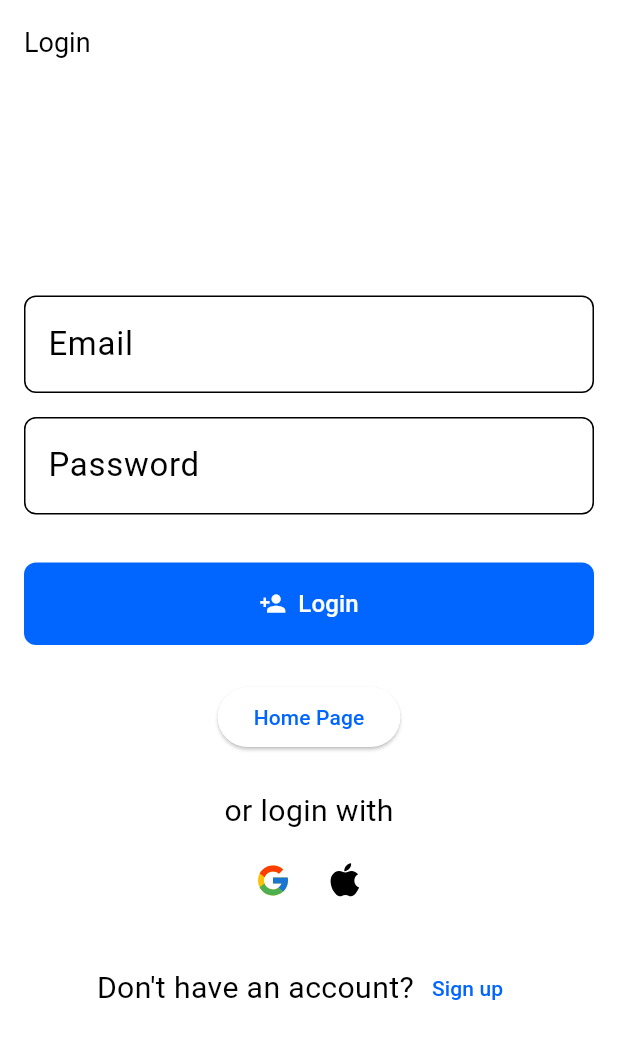
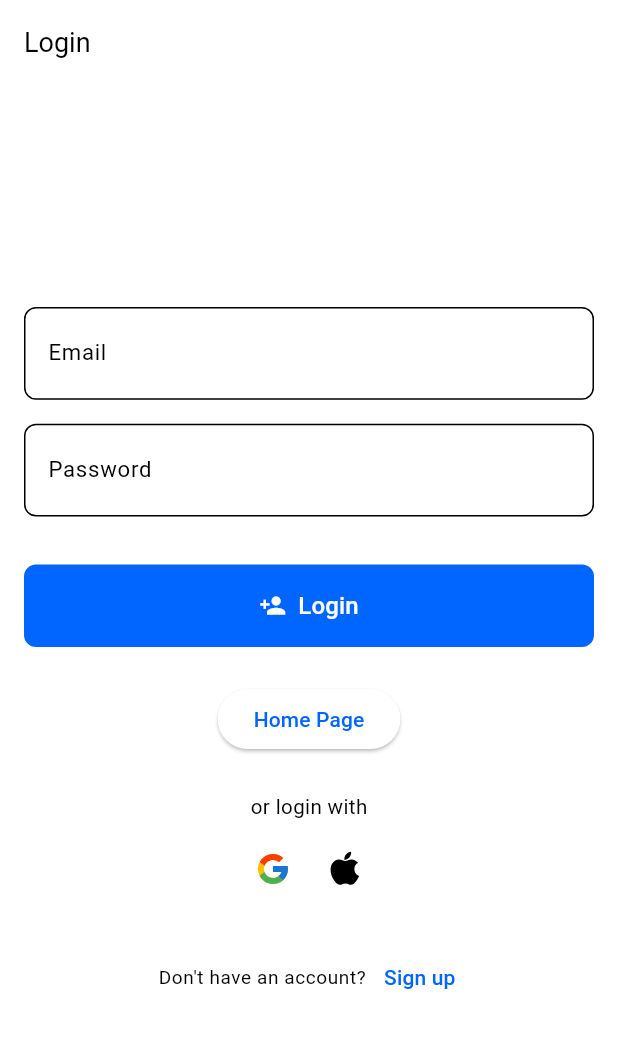
Before and after one commit to A-Eric-J/Flutter_Clean_Architecture_With_Riverpod, a Flutter app: the screen it shows after launch, on a phone screen of 412 x 824 dp. Shown: the top 1039 px of the screen. Run offline on Flutter 3.47's test engine with Material 3 defaults, Android fonts, the phone set to English and light mode, and no system bars; our stand-ins replace dio, flutter_riverpod, flutter_screenutil, flutter_secure_storage, flutter_svg, freezed_annotation and 6 more; missing offline and left inert: dio_http_formatter; accounts and stored records are empty; generated files the repository leaves out were written again.

Commit message:
Some Refactor in Theme and Responsive

```diff
--- a/lib/core/theme/app_theme.dart
+++ b/lib/core/theme/app_theme.dart
@@ -3,45 +3,47 @@ import 'package:flutter_clean_architecture_with_riverpod/common/style/colors.dar
 import 'package:flutter_screenutil/flutter_screenutil.dart';
 
 class AppTheme {
+
   static double _resolveFontSize(double fontSize) {
-    // Ensures font sizes adapt responsively
-    return ScreenUtil().setSp(fontSize * 16);
+    double scale = 1.0;
+    if (ScreenUtil().screenWidth > 600) scale = 0.8; // tablets
+    if (ScreenUtil().screenWidth > 1000) scale = 0.7; // desktop
+    return (fontSize * scale).sp;
   }
 
-  static TextTheme _textTheme(Color color) {
-    return TextTheme(
+
+  static TextTheme _textTheme(Color color) => TextTheme(
     displayLarge: TextStyle(
-          fontSize: _resolveFontSize(2.2),
+        fontSize: _resolveFontSize(22),
         color: color,
         fontWeight: FontWeight.w600),
     displayMedium: TextStyle(
-          fontSize: _resolveFontSize(1.9),
+        fontSize: _resolveFontSize(19),
         color: color,
         fontWeight: FontWeight.w500),
     displaySmall: TextStyle(
-          fontSize: _resolveFontSize(1.7),
+        fontSize: _resolveFontSize(17),
         color: color,
         fontWeight: FontWeight.w500),
     bodyLarge: TextStyle(
-          fontSize: _resolveFontSize(1.2),
+        fontSize: _resolveFontSize(14),
         color: color,
         fontWeight: FontWeight.w400),
     bodyMedium: TextStyle(
-          fontSize: _resolveFontSize(1.1),
+        fontSize: _resolveFontSize(13),
         color: color,
         fontWeight: FontWeight.w400),
     bodySmall: TextStyle(
-          fontSize: _resolveFontSize(1.0),
+        fontSize: _resolveFontSize(12),
         color: color,
         fontWeight: FontWeight.w400),
     titleLarge: TextStyle(
-          fontSize: _resolveFontSize(1.3),
+        fontSize: _resolveFontSize(15),
         color: color,
         fontWeight: FontWeight.w500),
   );
-  }
 
-  static ThemeData lightTheme = ThemeData(
+  static ThemeData get lightTheme => ThemeData(
     brightness: Brightness.light,
     scaffoldBackgroundColor: AppColors.whiteColor,
     primaryColor: AppColors.pri40,
@@ -63,7 +65,7 @@ class AppTheme {
     ),
   );
 
-  static ThemeData darkTheme = ThemeData(
+  static ThemeData get darkTheme => ThemeData(
     brightness: Brightness.dark,
     scaffoldBackgroundColor: AppColors.priBGdark,
     primaryColor: AppColors.secondaryColor,
--- a/lib/features/login/presentation/ui/widget/dont_have_account.dart
+++ b/lib/features/login/presentation/ui/widget/dont_have_account.dart
@@ -8,13 +8,26 @@ class DontHaveAccount extends ConsumerWidget {
 
   @override
   Widget build(BuildContext context, WidgetRef ref) {
-    return Row(
+    return Column(
+      children: [
+        Row(
           mainAxisAlignment: MainAxisAlignment.center,
           children: [
-        Text(
+            Spacer(),
+            Expanded(
+              flex: 2,
+              child: Align(
+                alignment: Alignment.centerRight,
+                child: Text(
                   "Don't have an account?".hardcoded,
+                  style: Theme.of(context).textTheme.bodySmall,
                 ),
-        TextButton(
+              ),
+            ),
+            Expanded(
+              child: Align(
+                alignment: Alignment.centerLeft,
+                child: TextButton(
                   onPressed: () {
                     // Navigate to signup screen
                     context.push('/signup');
@@ -23,6 +36,11 @@ class DontHaveAccount extends ConsumerWidget {
                     "Sign up".hardcoded,
                   ),
                 ),
+              ),
+            ),
+            Spacer(),
+          ],
+        ),
       ],
     );
   }
--- a/lib/features/login/presentation/ui/widget/login_form.dart
+++ b/lib/features/login/presentation/ui/widget/login_form.dart
@@ -44,6 +44,7 @@ class _LoginFormState extends ConsumerState<LoginForm> {
         padding: const EdgeInsets.all(16.0),
         child: Form(
           key: _formKey,
+          child: SingleChildScrollView(
             child: Column(
               mainAxisAlignment: MainAxisAlignment.center,
               children: [
@@ -111,6 +112,7 @@ class _LoginFormState extends ConsumerState<LoginForm> {
             ),
           ),
         ),
+      ),
     );
   }
 
--- a/lib/main_widget.dart
+++ b/lib/main_widget.dart
@@ -18,17 +18,15 @@ class MainWidget extends ConsumerWidget {
 /// If you see the sizes of the texts are big, it is because of the theme and size and you should
     /// refactor it based on your needs
     return ScreenUtilInit(
-            // designSize: const Size(390, 844),
+            designSize: const Size(390, 844),
     builder: (context,child){
         return
-          Responsive(
-            mobile: MaterialApp.router(
-                  routerConfig: goRouter,
-                      debugShowCheckedModeBanner: true,
-                      theme: AppTheme.lightTheme,
-                      darkTheme: AppTheme.darkTheme,
-                      themeMode: themeMode,
-                ),
+          MaterialApp.router(
+            routerConfig: goRouter,
+            debugShowCheckedModeBanner: true,
+            theme: AppTheme.lightTheme,
+            darkTheme: AppTheme.darkTheme,
+            themeMode: themeMode,
           );
       },
     );
@@ -37,43 +35,7 @@ class MainWidget extends ConsumerWidget {
     //   routerConfig: goRouter,
     //   debugShowCheckedModeBanner: true,
     // );
+
+
   }
 }
-
-
-// void main() async {
-//   WidgetsFlutterBinding.ensureInitialized();
-//   await HiveHelper.init();
-//
-//   runApp(const ProviderScope(child: MyApp()));
-// }
-//
-// class MyApp extends ConsumerWidget {
-//   const MyApp({super.key});
-//
-//   @override
-//   Widget build(BuildContext context, WidgetRef ref) {
-//     final themeMode = ref.watch(themeControllerProvider);
-//
-//     return ScreenUtilInit(
-//       designSize: const Size(390, 844),
-//       builder: (context, child) {
-//         return MaterialApp(
-//           debugShowCheckedModeBanner: false,
-//           theme: AppTheme.lightTheme,
-//           darkTheme: AppTheme.darkTheme,
-//           themeMode: themeMode,
-//           home: Scaffold(
-//             appBar: AppBar(title: const Text("Base App")),
-//             body: Center(
-//               child: ElevatedButton(
-//                 onPressed: () => ref.read(themeControllerProvider.notifier).toggleTheme(),
-//                 child: const Text("Toggle Theme"),
-//               ),
-//             ),
-//           ),
-//         );
-//       },
-//     );
-//   }
-// }
```
Lines whose indentation alone changed are shown as unchanged.
